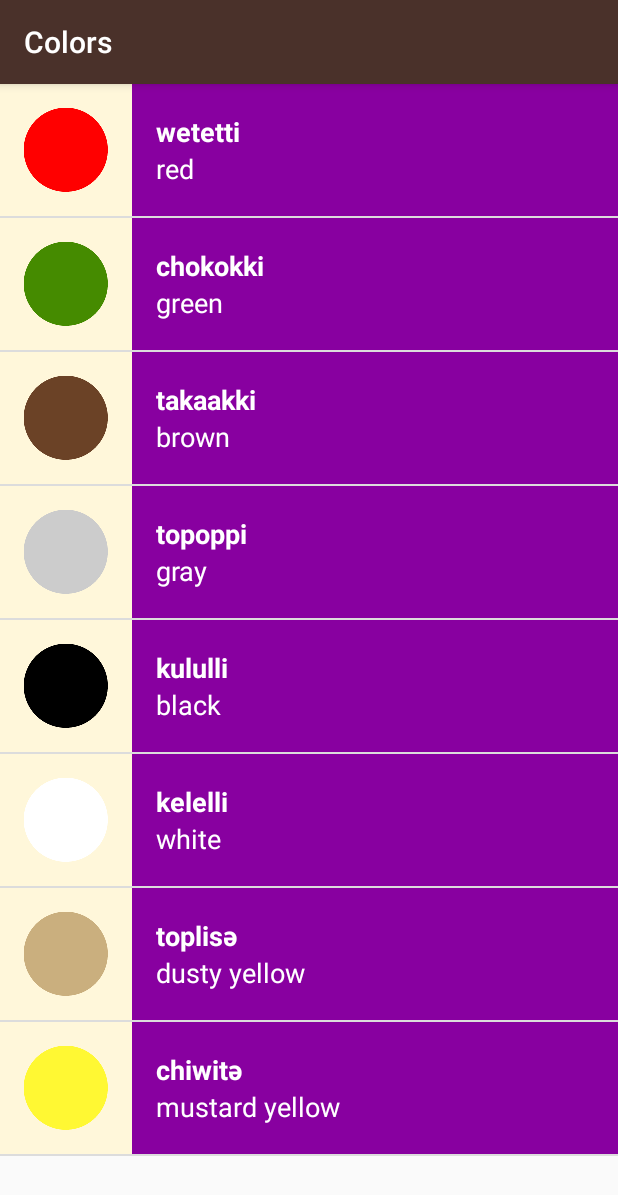
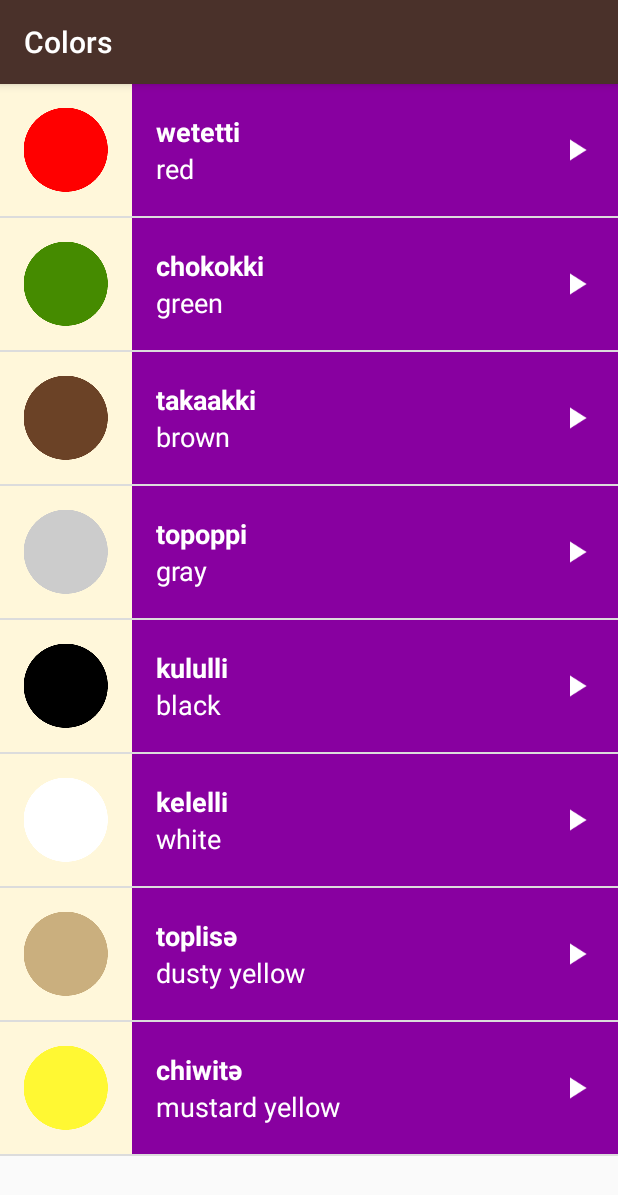
Before and after one commit to poseidev/MiwokApp, an Android app: the ColorsActivity screen opened directly, with no data from a screen before it, on a phone screen of 412 x 824 dp. Shown: the top 1195 px of the screen. Run offline under Robolectric (Android 15) with nearby library versions, the light colour scheme and no system bars.

Commit message:
Added audio icon. (Lesson 3, Activity Lifecycle, Part 27)

```diff
--- a/app/src/main/res/layout/list_item.xml
+++ b/app/src/main/res/layout/list_item.xml
@@ -6,6 +6,7 @@
     android:orientation="horizontal"
     android:minHeight="@dimen/list_item_height"
     android:background="@color/tan_background"
+    android:gravity="center_vertical"
     android:id="@+id/mainLayout">
 
      <ImageView
@@ -16,10 +17,20 @@
     <LinearLayout
         android:layout_width="match_parent"
         android:layout_height="match_parent"
+        android:orientation="horizontal"
+        android:paddingRight="16dp"
+        android:gravity="center_vertical"
+        android:id="@+id/textContainer">
+
+        <LinearLayout
+            android:layout_width="0dp"
+            android:layout_height="match_parent"
             android:orientation="vertical"
-         android:paddingLeft="16dp"
-         android:id="@+id/textContainer">
+            android:layout_weight="1"
+            android:paddingLeft="16dp">
+
             <TextView
+                android:id="@+id/miwokTextView"
                 android:layout_width="match_parent"
                 android:layout_height="0dp"
                 android:layout_weight="1"
@@ -27,18 +38,26 @@
                 android:textAppearance="?android:textAppearanceMedium"
                 android:textColor="@android:color/white"
                 android:textStyle="bold"
-             tools:text="lutti"
-             android:id="@+id/miwokTextView"/>
+                tools:text="lutti" />
 
             <TextView
+                android:id="@+id/defaultTextView"
                 android:layout_width="match_parent"
                 android:layout_height="0dp"
                 android:layout_weight="1"
                 android:gravity="top"
                 android:textAppearance="?android:textAppearanceMedium"
                 android:textColor="@android:color/white"
-             tools:text="one"
-             android:id="@+id/defaultTextView"/>
+                tools:text="one" />
         </LinearLayout>
 
+        <ImageView
+            android:layout_width="24dp"
+            android:layout_height="24dp"
+            android:layout_weight="0"
+            android:src="@drawable/ic_play_arrow" />
+
     </LinearLayout>
+
+
+</LinearLayout>
```
Also changed, not shown: app/src/main/res/drawable-hdpi/ic_play_arrow.png (added), app/src/main/res/drawable-mdpi/ic_play_arrow.png (added), app/src/main/res/drawable-xhdpi/ic_play_arrow.png (added), app/src/main/res/drawable-xxhdpi/ic_play_arrow.png (added), app/src/main/res/drawable-xxxhdpi/ic_play_arrow.png (added). Lines whose indentation alone changed are shown as unchanged.
